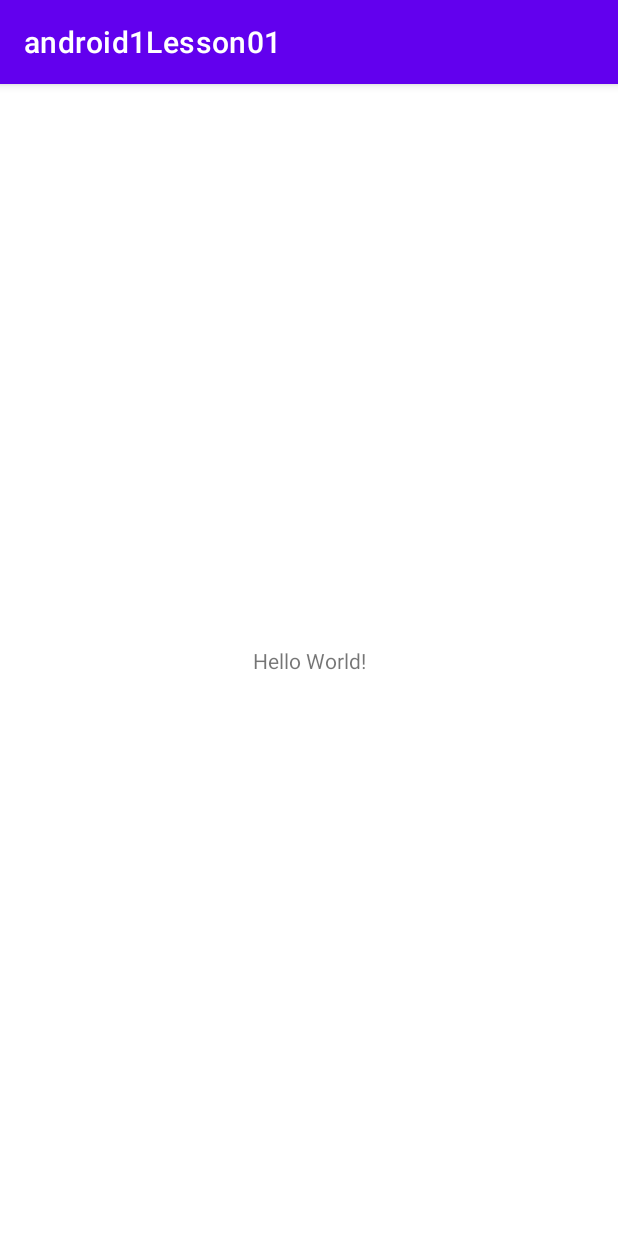
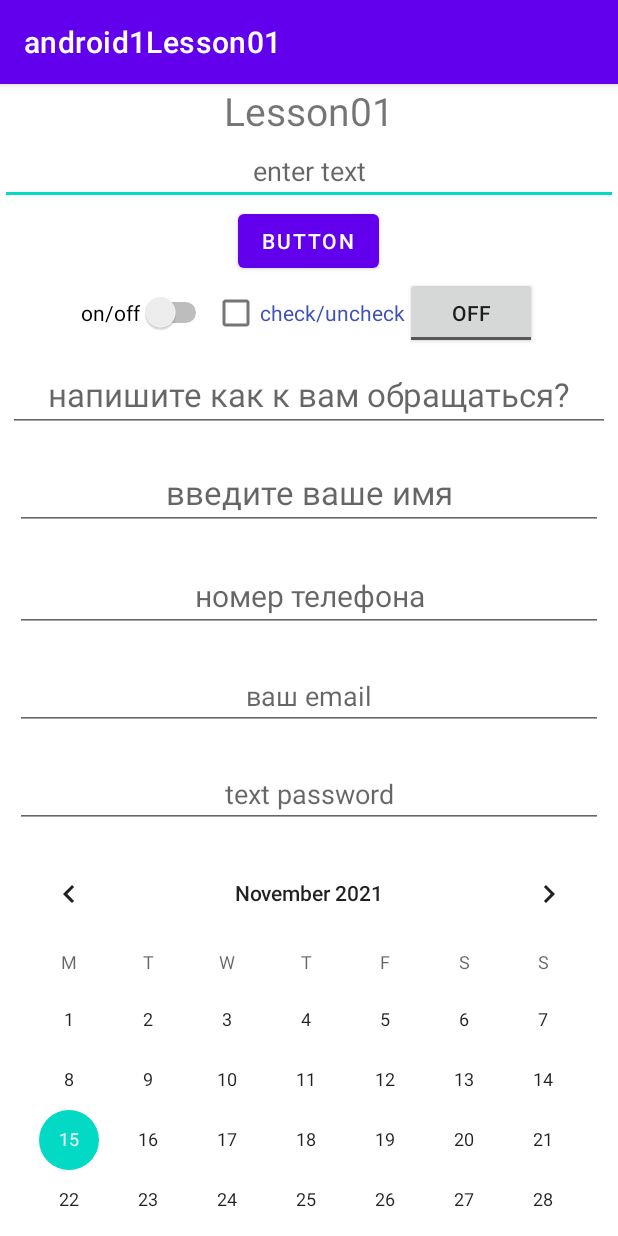
Before and after one commit to vikzak/android1Lesson01, an Android app: the screen it shows after launch (MainActivity), on a phone screen of 412 x 824 dp. Run offline under Robolectric (Android 15) with nearby library versions, the phone set to English and light mode, and no system bars.

Commit message:
ДЗ №1, особо шрифты не менял, вроде и так всё понятно

```diff
--- a/app/src/main/java/com/example/android1lesson01/MainActivity.java
+++ b/app/src/main/java/com/example/android1lesson01/MainActivity.java
@@ -3,6 +3,8 @@ package com.example.android1lesson01;
 import androidx.appcompat.app.AppCompatActivity;
 
 import android.os.Bundle;
+import android.view.View;
+import android.widget.EditText;
 
 public class MainActivity extends AppCompatActivity {
 
@@ -11,4 +13,6 @@ public class MainActivity extends AppCompatActivity {
         super.onCreate(savedInstanceState);
         setContentView(R.layout.activity_main);
     }
+
+
 }
--- a/app/src/main/res/layout/activity_main.xml
+++ b/app/src/main/res/layout/activity_main.xml
@@ -1,18 +1,110 @@
 <?xml version="1.0" encoding="utf-8"?>
-<androidx.constraintlayout.widget.ConstraintLayout xmlns:android="http://schemas.android.com/apk/res/android"
+<LinearLayout xmlns:android="http://schemas.android.com/apk/res/android"
     xmlns:app="http://schemas.android.com/apk/res-auto"
     xmlns:tools="http://schemas.android.com/tools"
     android:layout_width="match_parent"
     android:layout_height="match_parent"
+    android:orientation="vertical"
+    android:gravity="center_horizontal"
     tools:context=".MainActivity">
 
+
     <TextView
+        android:layout_width="match_parent"
+        android:layout_height="wrap_content"
+        android:text="Lesson01"
+        android:textAlignment="center"
+        android:textSize="26dp" />
+
+    <EditText
+        android:layout_width="match_parent"
+        android:layout_height="wrap_content"
+        android:hint="enter text"
+        android:textAlignment="center" />
+    <Button
         android:layout_width="wrap_content"
         android:layout_height="wrap_content"
-        android:text="Hello World!"
-        app:layout_constraintBottom_toBottomOf="parent"
-        app:layout_constraintLeft_toLeftOf="parent"
-        app:layout_constraintRight_toRightOf="parent"
-        app:layout_constraintTop_toTopOf="parent" />
+        android:text="button"
+        />
+    <LinearLayout
+        android:layout_width="match_parent"
+        android:layout_height="wrap_content"
+        android:orientation="horizontal"
+        android:gravity="center_horizontal">
+        <Switch
+            android:layout_width="wrap_content"
+            android:layout_height="wrap_content"
+            android:text="on/off"/>
+        <CheckBox
+            android:layout_width="wrap_content"
+            android:layout_height="wrap_content"
+            android:text="check/uncheck"
+            android:textColor="#3F51B5" />
+        <ToggleButton
+            android:layout_width="wrap_content"
+            android:layout_height="wrap_content"/>
+    </LinearLayout>
+    <ScrollView
+        android:layout_width="fill_parent"
+        android:layout_height="wrap_content">
+        <LinearLayout
+            android:layout_width="match_parent"
+            android:layout_height="wrap_content"
+            android:gravity="center_horizontal"
+            android:orientation="vertical">
 
-</androidx.constraintlayout.widget.ConstraintLayout>
+            <EditText
+                android:layout_width="match_parent"
+                android:layout_height="wrap_content"
+                android:layout_margin="5dp"
+                android:hint="напишите как к вам обращаться?"
+                android:textAlignment="center"
+                android:textSize="22sp"
+                android:inputType="text" />
+
+            <EditText
+                android:id="@+id/teName"
+                android:layout_width="match_parent"
+                android:layout_height="wrap_content"
+                android:layout_margin="10dp"
+                android:hint="введите ваше имя"
+                android:inputType="textPersonName"
+                android:textAlignment="center"
+                android:textSize="22sp" />
+
+            <EditText
+                android:id="@+id/teTel"
+                android:layout_width="match_parent"
+                android:layout_height="wrap_content"
+                android:layout_margin="10dp"
+                android:hint="номер телефона"
+                android:inputType="phone"
+                android:textAlignment="center"
+                android:textSize="20sp" />
+
+            <EditText
+                android:layout_width="match_parent"
+                android:layout_height="wrap_content"
+                android:layout_margin="10dp"
+                android:hint="ваш email"
+                android:textAlignment="center"
+                android:textSize="18sp"
+                android:inputType="textEmailAddress" />
+
+            <EditText
+                android:layout_width="match_parent"
+                android:layout_height="wrap_content"
+                android:layout_margin="10dp"
+                android:hint="text password"
+                android:textAlignment="center"
+                android:textSize="18sp"
+                android:inputType="textPassword" />
+
+            <CalendarView
+                android:layout_width="match_parent"
+                android:layout_height="wrap_content"
+                android:firstDayOfWeek="2"/>
+        </LinearLayout>
+    </ScrollView>
+
+</LinearLayout>
```
